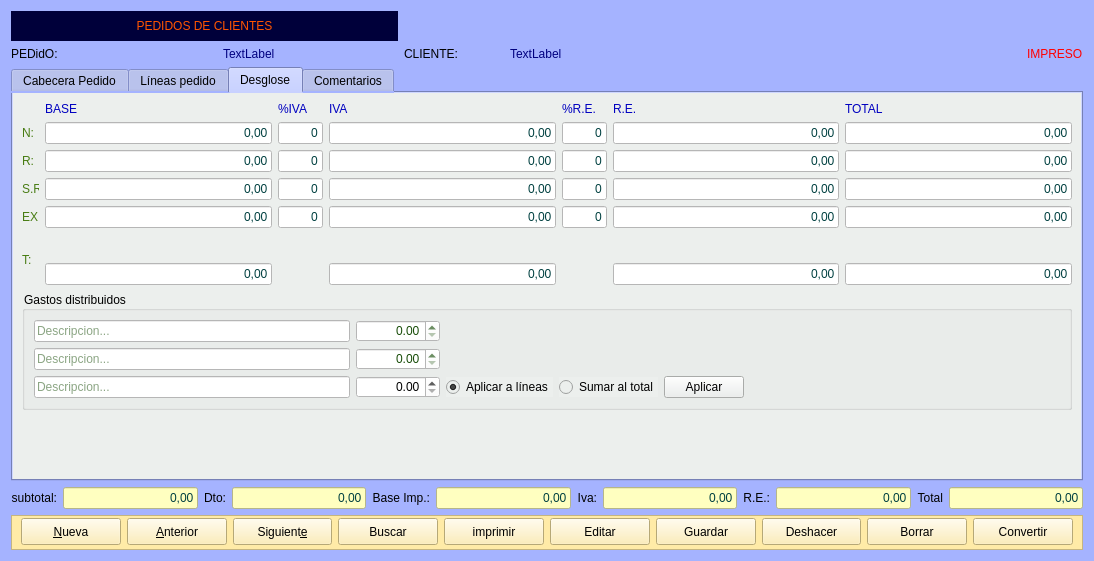
Before: the Qt Designer form Zona_Ventas/frmpedidos.ui in arcnexus/RedFoX, drawn with Qt 5.
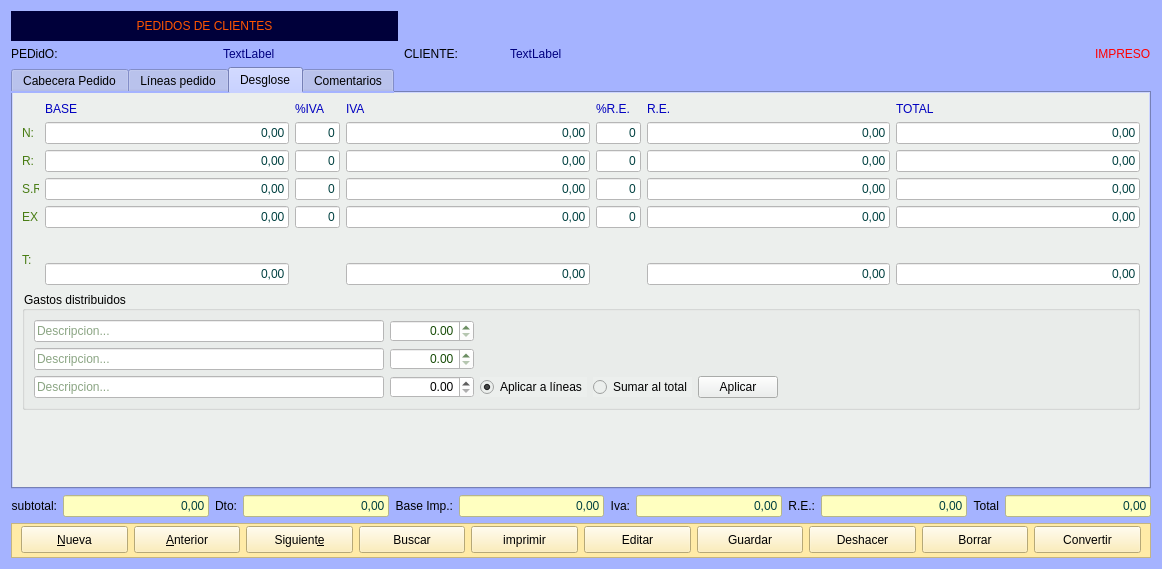
After: the same form once the commit is applied. The open tabs and pages were chosen to show the change. Icons and pictures are not drawn.

The edit to the form file:
```diff
--- a/Zona_Ventas/frmpedidos.ui
+++ b/Zona_Ventas/frmpedidos.ui
@@ -6,8 +6,8 @@
    <rect>
     <x>0</x>
     <y>0</y>
-    <width>1094</width>
-    <height>561</height>
+    <width>1162</width>
+    <height>569</height>
    </rect>
   </property>
   <property name="windowTitle">
@@ -2171,7 +2171,7 @@
       </widget>
      </item>
      <item>
-      <widget class="QLineEdit" name="txtbase">
+      <widget class="QLineEdit" name="txtsubtotal">
        <property name="enabled">
         <bool>false</bool>
        </property>
@@ -2243,7 +2243,7 @@
       </widget>
      </item>
      <item>
-      <widget class="QLineEdit" name="txtsubtotal">
+      <widget class="QLineEdit" name="txtbase">
        <property name="enabled">
         <bool>false</bool>
        </property>
```
Left out of the diff: 8 changed lines with no effect on the pictures.
